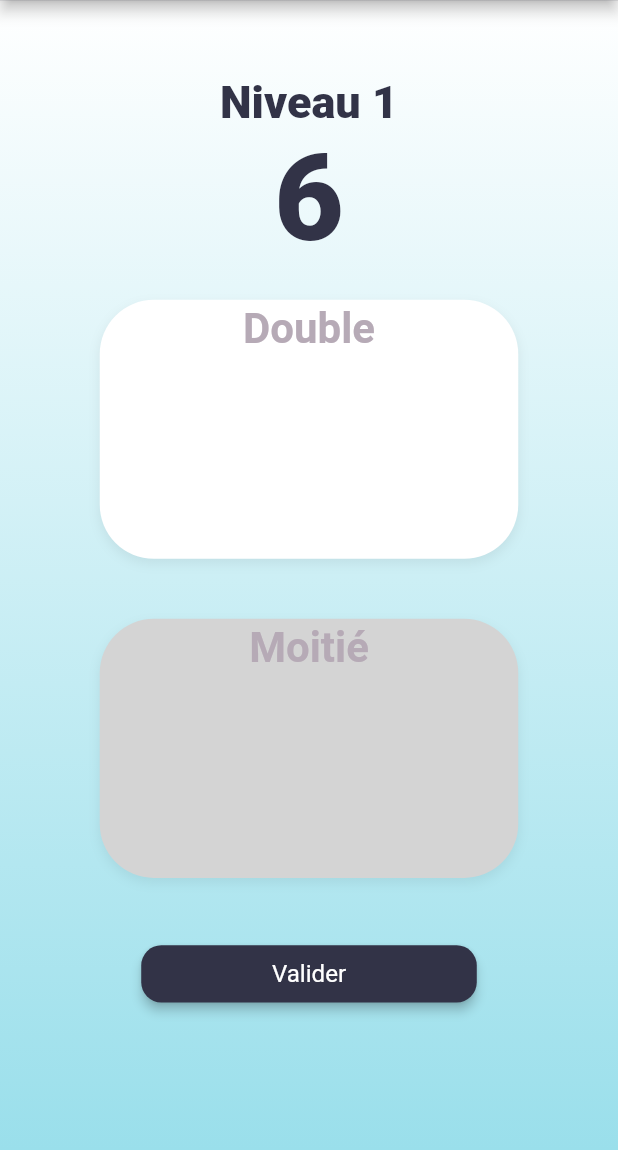
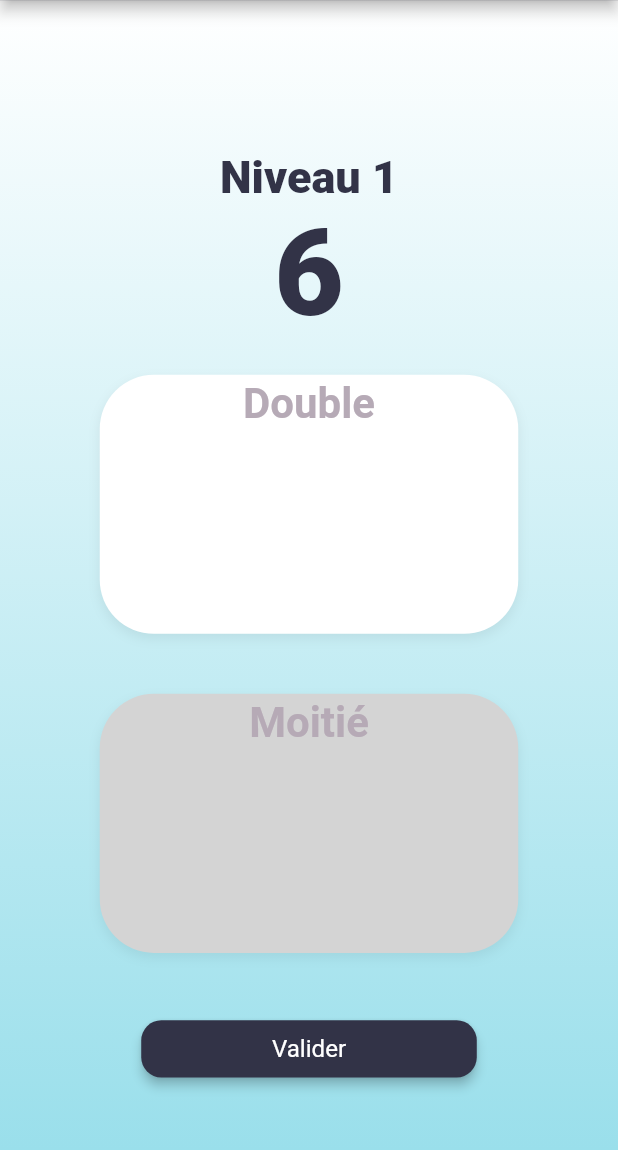
Before and after one commit to Aveheuzed/projet-mul, a Flutter app: the Exercice1 screen opened by its route, on a phone screen of 412 x 824 dp, the part 86-1236 px from its top. Run offline on Flutter 3.47's test engine with Material 2 defaults, Android fonts, the phone set to English and light mode, and no system bars; Roboto replaces fonts that are missing (Segoe UI).

Commit message:
Correction des overflows

```diff
--- a/lib/Exercice1.dart
+++ b/lib/Exercice1.dart
@@ -103,7 +103,7 @@ class _Exercice1 extends State<Exercice1>{
       child: StructPage(
           child: SingleChildScrollView(
             child: Container(
-              height: MediaQuery.of(context).size.height-100,
+              height: MediaQuery.of(context).size.height,
               child: Column(
                 mainAxisAlignment: MainAxisAlignment.center,
                 children: <Widget>[
--- a/lib/Home.dart
+++ b/lib/Home.dart
@@ -16,7 +16,7 @@ class _Home extends State<Home>{
       child: SingleChildScrollView(
         child:
           Container(
-            height: MediaQuery.of(context).size.height-120, //sale(quoi que pas forcément plus que d'autre)  mais fonctionnel
+            height: MediaQuery.of(context).size.height,
             child: Column(
               mainAxisAlignment: MainAxisAlignment.spaceEvenly,
               children: <Widget>[
```
